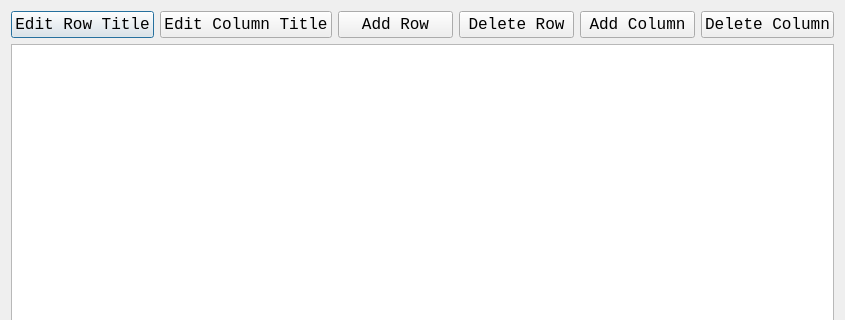
First picture: the form in GAUI/rubricdialog.ui, repository ezfe/grading-assistant-cs205, before the edit; both pictures show x 0 to 845 and y 0 to 320 of the 845 by 495 pixel window.
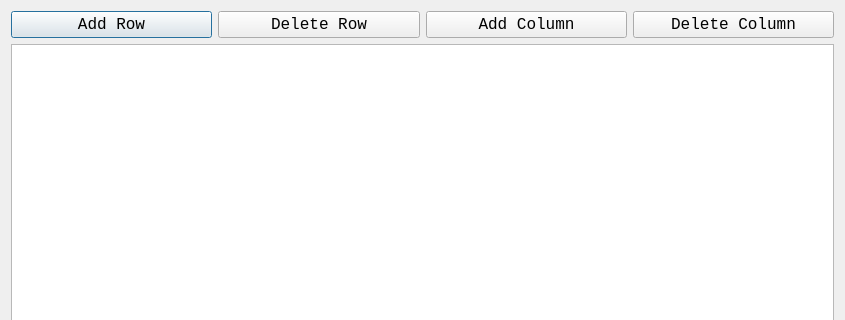
Second picture: the form after the edit.

Patch:
```diff
--- a/GAUI/rubricdialog.ui
+++ b/GAUI/rubricdialog.ui
@@ -16,32 +16,6 @@
   <layout class="QGridLayout" name="gridLayout">
    <item row="0" column="0">
     <layout class="QHBoxLayout" name="horizontalLayout">
-     <item>
-      <widget class="QPushButton" name="rowTitle">
-       <property name="font">
-        <font>
-         <family>Monospace</family>
-         <pointsize>12</pointsize>
-        </font>
-       </property>
-       <property name="text">
-        <string>Edit Row Title</string>
-       </property>
-      </widget>
-     </item>
-     <item>
-      <widget class="QPushButton" name="columnTitle">
-       <property name="font">
-        <font>
-         <family>Monospace</family>
-         <pointsize>12</pointsize>
-        </font>
-       </property>
-       <property name="text">
-        <string>Edit Column Title</string>
-       </property>
-      </widget>
-     </item>
      <item>
       <widget class="QPushButton" name="addRowButton">
        <property name="font">
```
